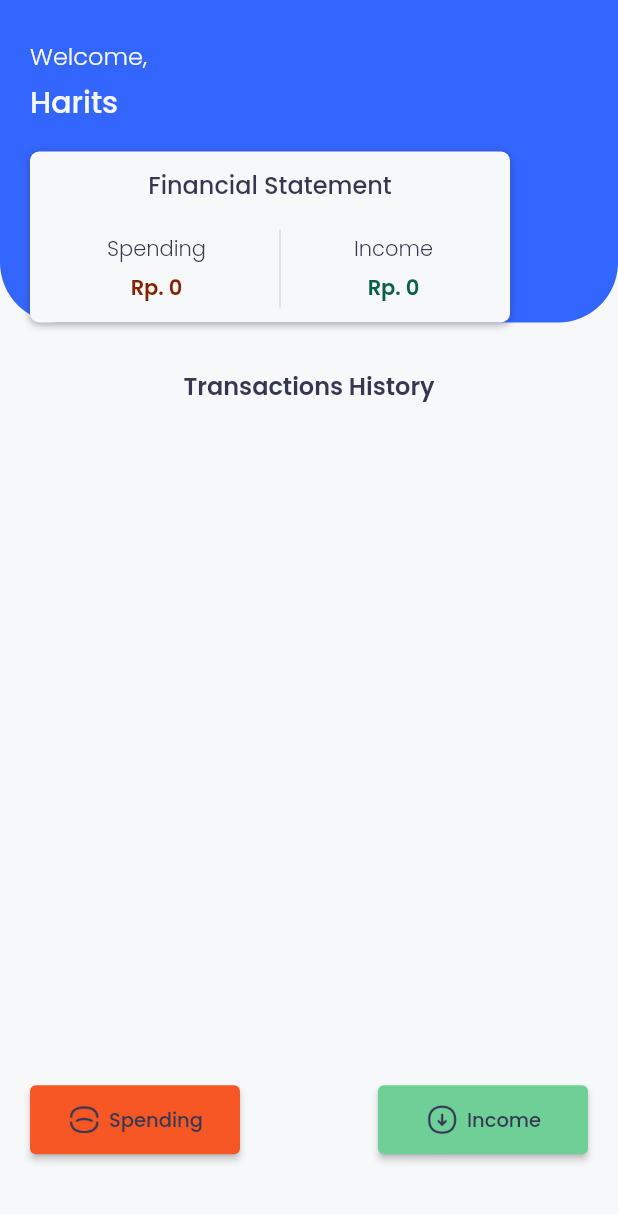
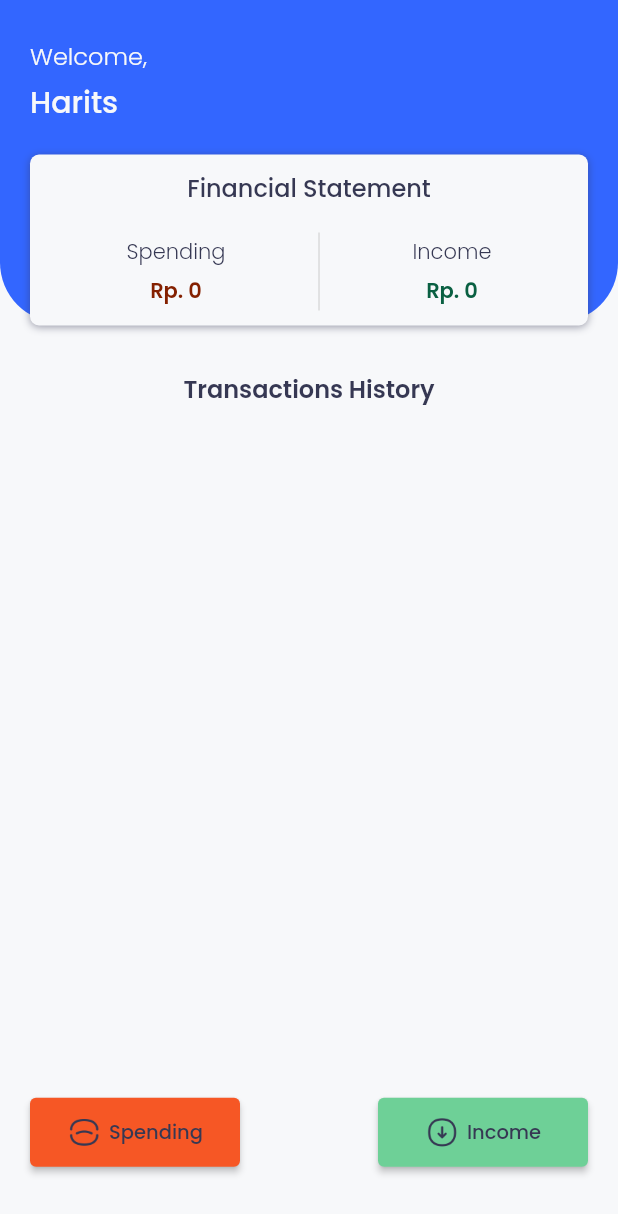
Before and after one commit to Harits-sl/money_manager, a Flutter app: the screen it shows after launch, on a phone screen of 412 x 824 dp. Shown: the top 1214 px of the screen. Run offline on Flutter 3.47's test engine with Material 2 defaults, Android fonts, the phone set to English and light mode, and no system bars; our stand-ins replace google_fonts.

Commit message:
responsive layout

```diff
--- a/lib/main.dart
+++ b/lib/main.dart
@@ -1,6 +1,6 @@
 import 'package:flutter/material.dart';
 import 'package:google_fonts/google_fonts.dart';
-import 'package:money_manager/pages/HomePage.dart';
+import 'package:money_manager/pages/home_page.dart';
 import 'package:money_manager/theme.dart';
 
 void main() => runApp(MyApp());
--- a/lib/pages/HomePage.dart
+++ b/lib/pages/home_page.dart
@@ -2,8 +2,7 @@ import 'package:flutter/material.dart';
 import 'package:money_manager/utils/date_format.dart';
 import 'package:money_manager/theme.dart';
 import 'package:money_manager/utils/parse.dart';
-import 'package:money_manager/widgets/History.dart';
-import 'package:money_manager/widgets/Finance.dart';
+import 'package:money_manager/widgets/history_list.dart';
 import 'package:money_manager/widgets/header.dart';
 
 class HomePage extends StatefulWidget {
@@ -16,7 +15,7 @@ class _HomePageState extends State<HomePage> {
   TextEditingController _transactionController = TextEditingController();
   TextEditingController _cashController = TextEditingController();
 
-  List<dynamic> historyList = [];
+  List<dynamic> _historyList = [];
 
   // variable for send to historyList
   int _spending = 0;
@@ -45,16 +44,108 @@ class _HomePageState extends State<HomePage> {
         _income += cashParse;
       }
     });
-    historyList.add({
+    _historyList.add({
       'isSpending': _isSpending,
       'title': _title,
       'dateTransaction': _dateTransaction,
       'cash': _cash,
     });
-    print(historyList);
     closeModal();
   }
   // end method modal
+
+  Flexible buildFlexibleHistory() {
+    return Flexible(
+      flex: 3,
+      fit: FlexFit.tight,
+      child: Container(
+        child: ListView.builder(
+          scrollDirection: Axis.vertical,
+          shrinkWrap: true,
+          itemCount: _historyList.length,
+          itemBuilder: (context, index) {
+            var data = _historyList[index];
+            return Container(
+              padding: EdgeInsets.only(left: 20, right: 20, top: 15),
+              child: HistoryList(
+                isSpending: data['isSpending'],
+                title: data['title'],
+                dateTransaction: data['dateTransaction'],
+                cash: data['cash'],
+              ),
+            );
+          },
+        ),
+      ),
+    );
+  }
+
+  Flexible buildFlexibleButton(BuildContext context) {
+    return Flexible(
+      flex: 1,
+      child: Align(
+        alignment: FractionalOffset(0.0, 0.5),
+        child: Padding(
+          padding: EdgeInsets.symmetric(horizontal: 20),
+          child: Row(
+            mainAxisAlignment: MainAxisAlignment.spaceBetween,
+            children: [
+              ElevatedButton(
+                style: ButtonStyle(
+                  backgroundColor: MaterialStateProperty.all(redColor),
+                  minimumSize: MaterialStateProperty.all(Size(140, 46)),
+                ),
+                onPressed: () {
+                  buildShowModalBottomSheet(context, true);
+                },
+                child: Row(
+                  children: [
+                    Image.asset(
+                      'assets/img/spending.png',
+                      width: 23,
+                    ),
+                    SizedBox(width: 5),
+                    Text(
+                      'Spending',
+                      style: darkBlueTextStyle.copyWith(
+                        fontSize: 13,
+                        fontWeight: FontWeight.w500,
+                      ),
+                    ),
+                  ],
+                ),
+              ),
+              ElevatedButton(
+                style: ButtonStyle(
+                  backgroundColor: MaterialStateProperty.all(greenColor),
+                  minimumSize: MaterialStateProperty.all(Size(140, 46)),
+                ),
+                onPressed: () {
+                  buildShowModalBottomSheet(context, false);
+                },
+                child: Row(
+                  children: [
+                    Image.asset(
+                      'assets/img/income.png',
+                      width: 23,
+                    ),
+                    SizedBox(width: 5),
+                    Text(
+                      'Income',
+                      style: darkBlueTextStyle.copyWith(
+                        fontSize: 13,
+                        fontWeight: FontWeight.w500,
+                      ),
+                    ),
+                  ],
+                ),
+              ),
+            ],
+          ),
+        ),
+      ),
+    );
+  }
 
   Future<dynamic> buildShowModalBottomSheet(
       BuildContext context, bool _isSpending) {
@@ -152,9 +243,10 @@ class _HomePageState extends State<HomePage> {
   @override
   Widget build(BuildContext context) {
     return Scaffold(
-      body: Container(
-        height: MediaQuery.of(context).size.height,
-        child: Column(
+      body: LayoutBuilder(
+        builder: (BuildContext context, BoxConstraints constraints) {
+          if (constraints.maxWidth < 900) {
+            return Column(
               crossAxisAlignment: CrossAxisAlignment.start,
               children: [
                 Header(spending: _spending, income: _income),
@@ -168,96 +260,41 @@ class _HomePageState extends State<HomePage> {
                     ),
                   ),
                 ),
-            Container(
-              height: 400,
-              padding: EdgeInsets.symmetric(horizontal: 20),
-              child: ListView.builder(
-                scrollDirection: Axis.vertical,
-                shrinkWrap: true,
-                itemCount: historyList.length,
-                itemBuilder: (context, index) {
-                  var data = historyList[index];
-                  return Column(
+                buildFlexibleHistory(),
+                buildFlexibleButton(context),
+              ],
+            );
+          }
+          return GridView.count(
+            crossAxisCount: 2,
             children: [
-                      History(
-                        isSpending: data['isSpending'],
-                        title: data['title'],
-                        dateTransaction: data['dateTransaction'],
-                        cash: data['cash'],
+              Column(
+                crossAxisAlignment: CrossAxisAlignment.start,
+                children: [
+                  Header(spending: _spending, income: _income),
+                  SizedBox(height: 30),
+                  buildFlexibleButton(context),
+                ],
               ),
-                      SizedBox(height: 15),
+              Column(
+                children: [
+                  SizedBox(height: 25),
+                  Center(
+                    child: Text(
+                      'Transactions History',
+                      style: darkBlueTextStyle.copyWith(
+                        fontSize: 16,
+                        fontWeight: FontWeight.w600,
+                      ),
+                    ),
+                  ),
+                  buildFlexibleHistory(),
+                ],
+              ),
             ],
           );
         },
       ),
-            ),
-            Expanded(
-              child: Align(
-                alignment: FractionalOffset(0.0, 0.5),
-                child: Padding(
-                  padding: EdgeInsets.symmetric(horizontal: 20),
-                  child: Row(
-                    mainAxisAlignment: MainAxisAlignment.spaceBetween,
-                    children: [
-                      ElevatedButton(
-                        style: ButtonStyle(
-                          backgroundColor: MaterialStateProperty.all(redColor),
-                          minimumSize: MaterialStateProperty.all(Size(140, 46)),
-                        ),
-                        onPressed: () {
-                          buildShowModalBottomSheet(context, true);
-                        },
-                        child: Row(
-                          children: [
-                            Image.asset(
-                              'assets/img/spending.png',
-                              width: 23,
-                            ),
-                            SizedBox(width: 5),
-                            Text(
-                              'Spending',
-                              style: darkBlueTextStyle.copyWith(
-                                fontSize: 13,
-                                fontWeight: FontWeight.w500,
-                              ),
-                            ),
-                          ],
-                        ),
-                      ),
-                      ElevatedButton(
-                        style: ButtonStyle(
-                          backgroundColor:
-                              MaterialStateProperty.all(greenColor),
-                          minimumSize: MaterialStateProperty.all(Size(140, 46)),
-                        ),
-                        onPressed: () {
-                          buildShowModalBottomSheet(context, false);
-                        },
-                        child: Row(
-                          children: [
-                            Image.asset(
-                              'assets/img/income.png',
-                              width: 23,
-                            ),
-                            SizedBox(width: 5),
-                            Text(
-                              'Income',
-                              style: darkBlueTextStyle.copyWith(
-                                fontSize: 13,
-                                fontWeight: FontWeight.w500,
-                              ),
-                            ),
-                          ],
-                        ),
-                      ),
-                    ],
-                  ),
-                ),
-              ),
-            ),
-          ],
-        ),
-      ),
     );
   }
 }
--- a/lib/todo.txt
+++ /dev/null
@@ -1 +0,0 @@
-ubah warna garis diantar spend dan income
--- a/lib/widgets/Finance.dart
+++ b/lib/widgets/finance_statement.dart
@@ -2,20 +2,19 @@ import 'package:flutter/material.dart';
 
 import 'package:money_manager/theme.dart';
 
-class Finance extends StatelessWidget {
-  final int currentSpending;
-  final int currentIncome;
+class FinanceStatement extends StatelessWidget {
+  final int spending;
+  final int income;
 
-  Finance({
-    required this.currentSpending,
-    required this.currentIncome,
+  FinanceStatement({
+    required this.spending,
+    required this.income,
   });
 
   @override
   Widget build(BuildContext context) {
     return Container(
       padding: EdgeInsets.all(10),
-      width: 320,
       decoration: BoxDecoration(
         color: whiteColor,
         borderRadius: BorderRadius.all(
@@ -54,7 +53,7 @@ class Finance extends StatelessWidget {
                   ),
                   SizedBox(height: 5),
                   Text(
-                    'Rp. $currentSpending',
+                    'Rp. $spending',
                     style: darkRedTextStyle.copyWith(
                       fontSize: 14,
                       fontWeight: FontWeight.w600,
@@ -77,7 +76,7 @@ class Finance extends StatelessWidget {
                   ),
                   SizedBox(height: 5),
                   Text(
-                    'Rp. $currentIncome',
+                    'Rp. $income',
                     style: darkGreenTextStyle.copyWith(
                       fontSize: 14,
                       fontWeight: FontWeight.w600,
--- a/lib/widgets/header.dart
+++ b/lib/widgets/header.dart
@@ -1,7 +1,7 @@
 import 'package:flutter/material.dart';
 
 import 'package:money_manager/theme.dart';
-import 'package:money_manager/widgets/Finance.dart';
+import 'package:money_manager/widgets/finance_statement.dart';
 
 class Header extends StatelessWidget {
   final int spending;
@@ -28,7 +28,7 @@ class Header extends StatelessWidget {
         ),
         SafeArea(
           child: Padding(
-            padding: const EdgeInsets.only(top: 25, left: 20),
+            padding: const EdgeInsets.only(top: 25, left: 20, right: 20),
             child: Column(
               crossAxisAlignment: CrossAxisAlignment.start,
               children: [
@@ -47,8 +47,8 @@ class Header extends StatelessWidget {
                     fontWeight: FontWeight.w500,
                   ),
                 ),
-                SizedBox(height: 18),
-                Finance(currentSpending: spending, currentIncome: income),
+                SizedBox(height: 20),
+                FinanceStatement(spending: spending, income: income),
               ],
             ),
           ),
--- a/lib/widgets/History.dart
+++ b/lib/widgets/history_list.dart
@@ -1,7 +1,7 @@
 import 'package:flutter/material.dart';
 import 'package:money_manager/theme.dart';
 
-class History extends StatelessWidget {
+class HistoryList extends StatelessWidget {
   final bool isSpending;
   final String title;
   final String dateTransaction;
@@ -22,7 +22,7 @@ class History extends StatelessWidget {
     return;
   }
 
-  History(
+  HistoryList(
       {required this.isSpending,
       required this.title,
       required this.dateTransaction,
@@ -39,7 +39,10 @@ class History extends StatelessWidget {
           urlImage!,
           width: 30,
         ),
-        Column(
+        SizedBox(width: 15),
+        Expanded(
+          flex: 2,
+          child: Column(
             crossAxisAlignment: CrossAxisAlignment.start,
             children: [
               Text(
@@ -58,7 +61,7 @@ class History extends StatelessWidget {
               ),
             ],
           ),
-        SizedBox(width: 100),
+        ),
         Text(
           '$operator $cash',
           style: darkBlueTextStyle.copyWith(
```
Lines whose indentation alone changed are shown as unchanged.
